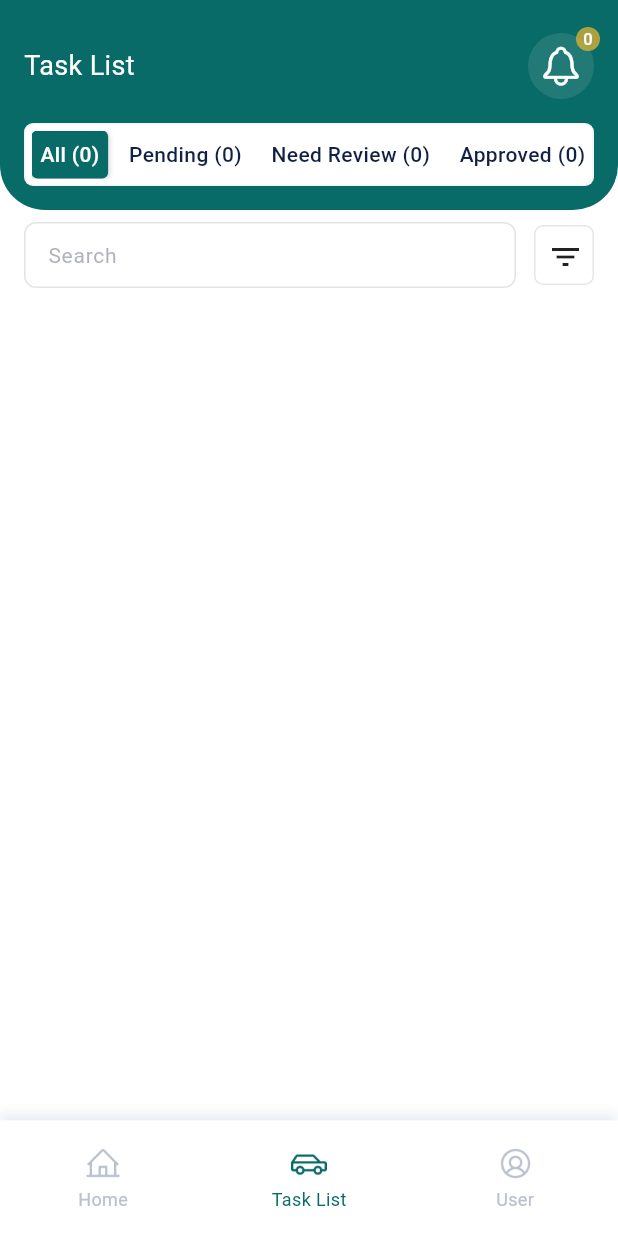
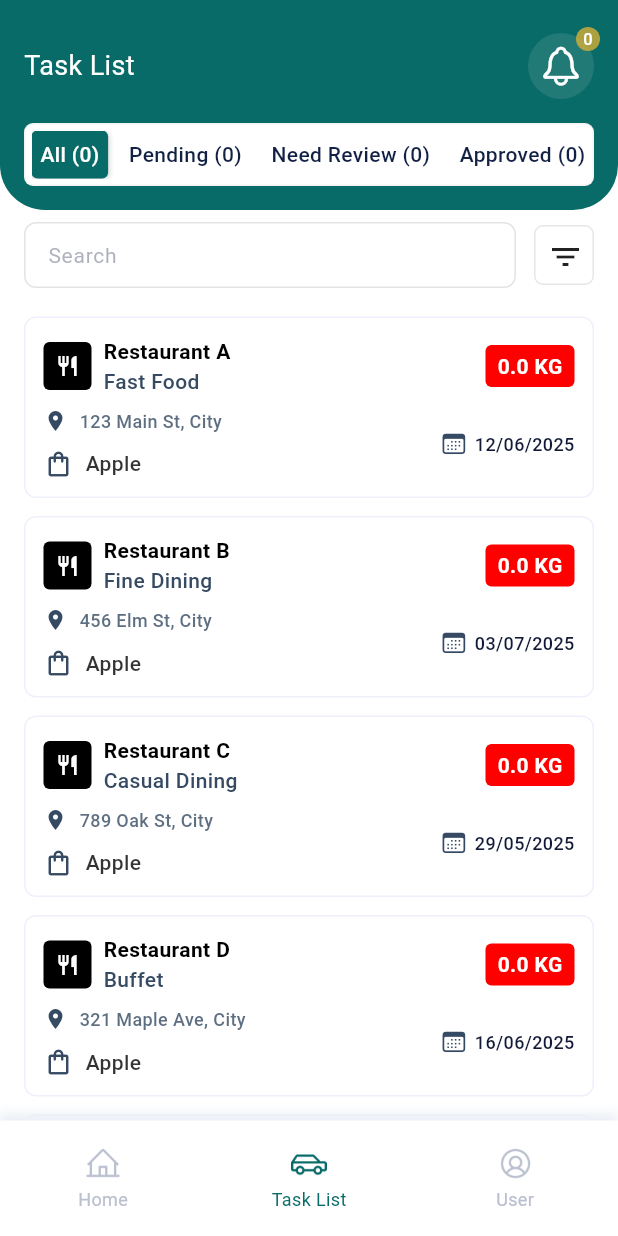
Before and after one commit to jassimpv/Survey-App-Flutter-UI, a Flutter app: the HomeScreen screen opened by its route, item 2 of the bottom bar chosen, on a phone screen of 412 x 824 dp. Run offline on Flutter 3.47's test engine with Material 3 defaults, Android fonts, the phone set to English and light mode, and no system bars; drawn by our look-alikes of upgrader; our stand-ins replace connectivity_plus, flutter_svg, get, package_info_plus, pin_code_fields, shared_preferences; accounts and stored records are empty; Roboto replaces fonts that are missing (Outfit); project files that could hold a hidden picture were left out.

Commit message:
Refactor: Update TransferCardData model and add SurveyCard widget for better task representation

```diff
--- a/lib/controller/home_controller.dart
+++ b/lib/controller/home_controller.dart
@@ -93,7 +93,7 @@ class HomeController extends GetxController {
       emirate: "Dubai",
       delegationName: "VIP Delegation",
       status: "Scheduled",
-      stops: ["Stop 1", "Stop 2", "Stop 3"],
+
       lastVistedDate: LastVisitedDate(
         status: "Completed",
         createdAt: DateTime.now().subtract(Duration(days: 6)),
@@ -109,7 +109,7 @@ class HomeController extends GetxController {
       emirate: "Al Ain",
       delegationName: "Business Group",
       status: "In Progress",
-      stops: ["Airport", "Hotel"],
+
       lastVistedDate: LastVisitedDate(
         status: "Ongoing",
         createdAt: DateTime.now().add(const Duration(days: 15)),
@@ -125,10 +125,85 @@ class HomeController extends GetxController {
       emirate: "Abu Dhabi",
       delegationName: "Couple",
       status: "Pending",
-      stops: [],
+
       lastVistedDate: LastVisitedDate(
         status: "Pending",
         createdAt: DateTime.now().subtract(const Duration(days: 20)),
+      ),
+    ),
+    TransferCardData(
+      restaurantName: "Restaurant D",
+      restaurantAddress: "321 Maple Ave, City",
+      restaurantType: "Buffet",
+      bookingId: 1004,
+      bookingNumber: "BN-0004",
+      emirate: "Sharjah",
+      delegationName: "Family",
+      status: "Completed",
+
+      lastVistedDate: LastVisitedDate(
+        status: "Completed",
+        createdAt: DateTime.now().subtract(const Duration(days: 2)),
+      ),
+    ),
+    TransferCardData(
+      restaurantName: "Restaurant E",
+      restaurantAddress: "654 Pine St, City",
+      restaurantType: "Cafe",
+      bookingId: 1005,
+      bookingNumber: "BN-0005",
+      emirate: "Ajman",
+      delegationName: "Friends",
+      status: "Cancelled",
+
+      lastVistedDate: LastVisitedDate(
+        status: "Cancelled",
+        createdAt: DateTime.now().subtract(const Duration(days: 10)),
+      ),
+    ),
+    TransferCardData(
+      restaurantName: "Restaurant F",
+      restaurantAddress: "987 Cedar Rd, City",
+      restaurantType: "Fine Dining",
+      bookingId: 1006,
+      bookingNumber: "BN-0006",
+      emirate: "Fujairah",
+      delegationName: "Tourists",
+      status: "Scheduled",
+
+      lastVistedDate: LastVisitedDate(
+        status: "Scheduled",
+        createdAt: DateTime.now().add(const Duration(days: 5)),
+      ),
+    ),
+    TransferCardData(
+      restaurantName: "Restaurant G",
+      restaurantAddress: "159 Spruce Blvd, City",
+      restaurantType: "Casual Dining",
+      bookingId: 1007,
+      bookingNumber: "BN-0007",
+      emirate: "Ras Al Khaimah",
+      delegationName: "Business",
+      status: "In Progress",
+
+      lastVistedDate: LastVisitedDate(
+        status: "Ongoing",
+        createdAt: DateTime.now().subtract(const Duration(days: 1)),
+      ),
+    ),
+    TransferCardData(
+      restaurantName: "Restaurant H",
+      restaurantAddress: "753 Willow Ln, City",
+      restaurantType: "Buffet",
+      bookingId: 1008,
+      bookingNumber: "BN-0008",
+      emirate: "Umm Al Quwain",
+      delegationName: "Solo",
+      status: "Pending",
+
+      lastVistedDate: LastVisitedDate(
+        status: "Pending",
+        createdAt: DateTime.now().subtract(const Duration(days: 7)),
       ),
     ),
   ];
--- a/lib/models/task_card_model.dart
+++ b/lib/models/task_card_model.dart
@@ -5,12 +5,11 @@ class TransferCardData {
   String restaurantType;
   String distance;
   String bookingNumber;
-
+  String wasteKg;
   String emirate;
   String delegationName;
   String status;
 
-  List<dynamic> stops;
   LastVisitedDate lastVistedDate;
 
   TransferCardData({
@@ -19,17 +18,19 @@ class TransferCardData {
     required this.emirate,
     required this.delegationName,
     required this.status,
-    required this.stops,
+
     required this.lastVistedDate,
     required this.restaurantName,
     required this.restaurantAddress,
     required this.restaurantType,
-    this.distance = "0.0 km",
+    this.distance = "0.0 KM",
+    this.wasteKg = "0.0 KG",
   });
 
   factory TransferCardData.fromJson(Map<String, dynamic> json, dynamic bId) =>
       TransferCardData(
-        distance: json["distance"] ?? "0.0 km",
+        distance: json["distance"] ?? "0.0 KM",
+        wasteKg: json["waste_kg"] ?? "0.0 KG",
         restaurantName: json["restaurant_name"],
         restaurantAddress: json["restaurant_address"],
         restaurantType: json["restaurant_type"],
@@ -39,9 +40,7 @@ class TransferCardData {
         emirate: json["emirate"],
         delegationName: json["delegation_name"],
         status: json["status"],
-        stops: json["stops"] != null
-            ? List<dynamic>.from(json["stops"].map((x) => x))
-            : [],
+
         lastVistedDate: LastVisitedDate.fromJson(json["last_trip_status"]),
       );
 }
--- a/lib/utils/colors_utils.dart
+++ b/lib/utils/colors_utils.dart
@@ -26,6 +26,7 @@ class ColorUtils {
   static const Color darkBlue = Color(0xff364B63);
   static const Color darkGreen = Color(0xff12673F);
   static const Color orange = Color(0xffFF7E40);
+  static const Color red = Color(0xFFFF0000);
   static const Color lightGreen = Color(0xffDEF1F1);
 }
 
--- a/lib/utils/utils_helper.dart
+++ b/lib/utils/utils_helper.dart
@@ -1,4 +1,5 @@
 import 'package:get/get.dart';
+import 'package:intl/intl.dart';
 import 'package:url_launcher/url_launcher.dart';
 
 class Utils {
@@ -73,4 +74,15 @@ class Utils {
       // handle error if needed
     }
   }
+
+  static String formatDate(DateTime? date, {String format = 'dd/MM/yyyy'}) {
+    if (date == null) return '';
+    // Using intl package for formatting
+    try {
+      // Import 'package:intl/intl.dart'; at the top of your file
+      return DateFormat(format).format(date);
+    } catch (e) {
+      return date.toIso8601String();
+    }
+  }
 }
--- a/lib/views/completed_task/completed_task.dart
+++ b/lib/views/completed_task/completed_task.dart
@@ -5,6 +5,7 @@ import 'package:collect/utils/textstyle_input.dart';
 import 'package:collect/views/completed_task/filter_bottom_sheet.dart';
 import 'package:collect/views/completed_task/tabview_widget.dart';
 import 'package:collect/views/widget/custom_app_bar.dart';
+import 'package:collect/views/widget/survey_card.dart';
 import 'package:collect/views/widget/zoom_tap.dart';
 import 'package:flutter/material.dart';
 import 'package:get/get.dart';
@@ -86,6 +87,26 @@ class CompletedTask extends StatelessWidget {
             padding: const EdgeInsets.only(left: 16.0, right: 16, top: 8),
             child: _searchItem(),
           ),
+          Expanded(
+            child: ListView.builder(
+              shrinkWrap: true,
+              itemCount: controller.data.length,
+              padding: EdgeInsets.symmetric(vertical: 5),
+              itemBuilder: (context, index) {
+                return Padding(
+                  padding: const EdgeInsets.symmetric(
+                    horizontal: 16.0,
+                    vertical: 6,
+                  ),
+                  child: SurveyCard(
+                    bookingData: controller.data[index],
+                    isFromList: true,
+                    currentStatus: "upcoming",
+                  ),
+                );
+              },
+            ),
+          ),
         ],
       ),
     );
--- a/lib/views/dashboard/dashboard_screen.dart
+++ b/lib/views/dashboard/dashboard_screen.dart
@@ -29,7 +29,11 @@ class DashboardScreen extends GetView<HomeController> {
               backgroundColor: ColorUtils.themeColor,
             ),
             controller: refreshController,
-            onRefresh: () {},
+            onRefresh: () {
+              Future.delayed(const Duration(seconds: 1), () {
+                refreshController.refreshCompleted();
+              });
+            },
             footer: WaterDropHeader(),
             onLoading: () {},
             child: SingleChildScrollView(
--- a/lib/views/profile/terms_and_conidtion.dart
+++ b/lib/views/profile/terms_and_conidtion.dart
@@ -13,7 +13,6 @@ class TermsAndConditionScreen extends StatelessWidget {
         children: [
           CustomAppBar(
             title: "termsandContitions".tr,
-
             onBackPressed: () => Get.back(),
             isNotificationButton: false,
           ),
--- /dev/null
+++ b/lib/views/widget/survey_card.dart
@@ -0,0 +1,235 @@
+import 'package:collect/utils/utils_helper.dart';
+import 'package:flutter/cupertino.dart';
+import 'package:flutter/material.dart';
+import 'package:collect/models/task_card_model.dart';
+import 'package:collect/utils/colors_utils.dart';
+import 'package:collect/utils/sized_box_extension.dart';
+import 'package:collect/utils/textstyle_input.dart';
+import 'package:collect/views/widget/zoom_tap.dart';
+
+class SurveyCard extends StatelessWidget {
+  final String? currentStatus;
+  final TransferCardData bookingData;
+  final bool isNext;
+  final bool ongoingTrip;
+  final bool isFromList;
+  final bool isCompleted;
+
+  const SurveyCard({
+    super.key,
+    required this.bookingData,
+    required this.currentStatus,
+    this.isNext = false,
+    this.ongoingTrip = false,
+    this.isFromList = false,
+    this.isCompleted = false,
+  });
+
+  @override
+  Widget build(BuildContext context) {
+    return ZoomTapAnimation(
+      onTap: () => FocusScope.of(context).unfocus(),
+      child: Container(
+        padding: const EdgeInsets.all(12),
+        decoration: BoxDecoration(
+          color: ongoingTrip ? ColorUtils.lightGreen : Colors.white,
+          borderRadius: BorderRadius.circular(8),
+          border: Border.all(
+            color: ongoingTrip
+                ? _ongoingColor()
+                : const Color.fromRGBO(85, 109, 220, 0.10),
+          ),
+        ),
+        child: Column(
+          crossAxisAlignment: CrossAxisAlignment.start,
+          children: [_buildHeader(), 8.heightBox, _buildBody()],
+        ),
+      ),
+    );
+  }
+
+  Widget _buildHeader() {
+    return Row(
+      mainAxisAlignment: MainAxisAlignment.spaceBetween,
+      children: [
+        Row(children: [_buildIcon(), 8.widthBox, _buildTransferInfo()]),
+        PassengerCount(weight: bookingData.wasteKg),
+      ],
+    );
+  }
+
+  Widget _buildIcon() {
+    return Container(
+      height: 32,
+      width: 32,
+      decoration: BoxDecoration(
+        color: _iconBgColor(),
+        borderRadius: BorderRadius.circular(4),
+      ),
+      child: Icon(
+        Icons.restaurant,
+        color: ongoingTrip ? ColorUtils.darkGreen : ColorUtils.whiteColor,
+        size: 16,
+      ),
+    );
+  }
+
+  Widget _buildTransferInfo() {
+    return Column(
+      crossAxisAlignment: CrossAxisAlignment.start,
+      children: [
+        Text(
+          bookingData.restaurantName,
+          style: StyleUtils.kTextStyleSize14Weight600(color: _titleColor()),
+        ),
+        Text(
+          bookingData.restaurantType,
+          style: StyleUtils.kTextStyleSize14Weight500(
+            color: ongoingTrip
+                ? ColorUtils.green.withValues(alpha: 0.7)
+                : ColorUtils.darkBlue,
+          ),
+        ),
+      ],
+    );
+  }
+
+  Widget _buildBody() {
+    return Row(
+      mainAxisAlignment: MainAxisAlignment.spaceBetween,
+      children: [
+        Column(
+          crossAxisAlignment: CrossAxisAlignment.start,
+          children: [
+            Row(
+              children: [
+                Icon(
+                  Icons.location_on,
+                  color: ongoingTrip ? ColorUtils.green : ColorUtils.darkBlue,
+                  size: 16,
+                ),
+                8.widthBox,
+                Text(
+                  bookingData.restaurantAddress,
+                  style: StyleUtils.kTextStyleSize12Weight500(
+                    color: ongoingTrip
+                        ? ColorUtils.green.withValues(alpha: 0.8)
+                        : ColorUtils.darkBlue.withValues(alpha: 0.8),
+                  ),
+                ),
+              ],
+            ),
+            10.heightBox,
+            Row(
+              children: [
+                Icon(
+                  Icons.shopping_bag_outlined,
+                  color: ongoingTrip ? ColorUtils.green : ColorUtils.darkBlue,
+                  size: 20,
+                ),
+                8.widthBox,
+                Text(
+                  "Apple",
+                  style: StyleUtils.kTextStyleSize14Weight500(
+                    color: ColorUtils.black.withValues(alpha: 0.8),
+                  ),
+                ),
+              ],
+            ),
+          ],
+        ),
+        Row(
+          crossAxisAlignment: CrossAxisAlignment.end,
+          children: [
+            Icon(
+              CupertinoIcons.calendar,
+              color: ongoingTrip ? ColorUtils.green : ColorUtils.darkBlue,
+              size: 18,
+            ),
+            5.widthBox,
+            Text(
+              Utils.formatDate(
+                bookingData.lastVistedDate.createdAt,
+                format: 'dd/MM/yyyy',
+              ),
+              style: StyleUtils.kTextStyleSize12Weight500(
+                color: ColorUtils.darkGray,
+              ),
+            ),
+          ],
+        ),
+      ],
+    );
+  }
+
+  // Helpers
+  Color _ongoingColor() {
+    switch (currentStatus) {
+      case "dow":
+        return const Color(0xffA88FF3);
+      case "dpp":
+        return const Color(0xffECEC00);
+      case "Trip_started":
+      case "route_update":
+        return const Color(0xff12B76A);
+      case "complete_trip":
+        return const Color(0xff5B5B77);
+      default:
+        return Colors.transparent;
+    }
+  }
+
+  Color _iconBgColor() {
+    if (isNext) return ColorUtils.indigoBlueColor;
+    if (ongoingTrip) return ColorUtils.whiteColor;
+    if (isCompleted) return const Color(0xff9F9F9F);
+    return ColorUtils.black;
+  }
+
+  Color _titleColor() {
+    if (isNext) return ColorUtils.indigoBlueColor;
+    if (ongoingTrip) return ColorUtils.green;
+    if (isCompleted) return const Color(0xff9F9F9F);
+    return ColorUtils.black;
+  }
+}
+
+class PassengerCount extends StatelessWidget {
+  final String weight;
+
+  const PassengerCount({super.key, required this.weight});
+
+  @override
+  Widget build(BuildContext context) {
+    return InfoContainer(
+      text: weight,
+      style: StyleUtils.kTextStyleSize14Weight600(color: Colors.white),
+      backgroundColor: ColorUtils.red,
+    );
+  }
+}
+
+class InfoContainer extends StatelessWidget {
+  final String text;
+  final TextStyle style;
+  final Color backgroundColor;
+
+  const InfoContainer({
+    super.key,
+    required this.text,
+    required this.style,
+    this.backgroundColor = Colors.white,
+  });
+
+  @override
+  Widget build(BuildContext context) {
+    return Container(
+      padding: const EdgeInsets.symmetric(horizontal: 8, vertical: 4),
+      decoration: BoxDecoration(
+        color: backgroundColor,
+        borderRadius: BorderRadius.circular(4),
+      ),
+      child: Row(children: [Text(text, style: style)]),
+    );
+  }
+}
```
